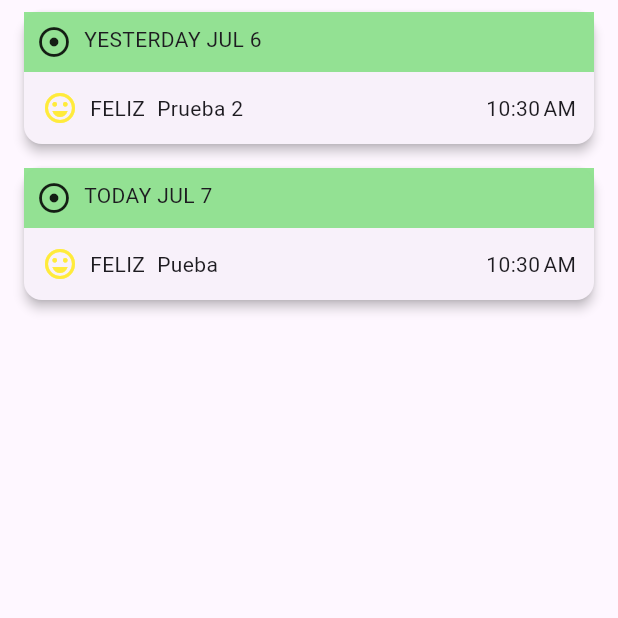
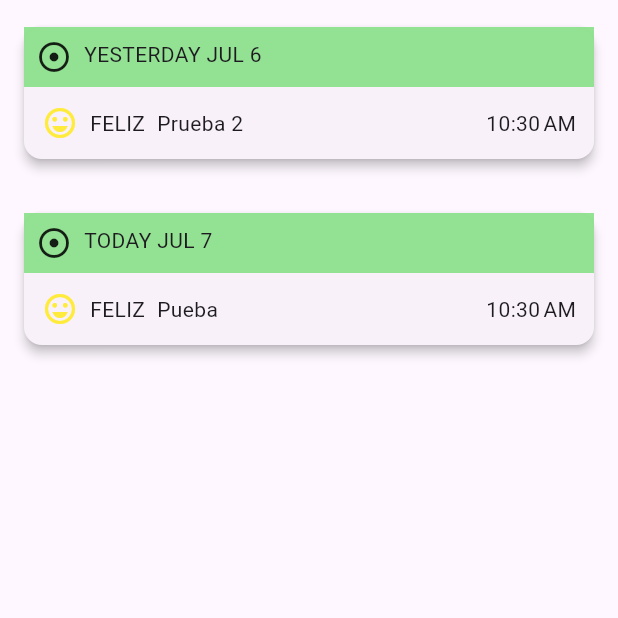
Before and after one commit to TLifeOfCris/JournalFlutterApp2, a Flutter app: the screen it shows after launch, on a phone screen of 412 x 824 dp, the top half of it. Run offline on Flutter 3.47's test engine with Material 3 defaults, Android fonts, the phone set to English and light mode, and no system bars; our stand-ins replace google_fonts.

```diff
--- a/flutter_journal_app/lib/models/journy.dart
+++ b/flutter_journal_app/lib/models/journy.dart
@@ -6,7 +6,7 @@ class Journey {
   //ID de la nota
   final String id;
   //Contenido de la nota
-  final String content;
+   String content;
   //Mood: Excelente, Feliz, MEH, aburrido, malo
   final IconData mood;
   //Tiempo en que se creó la nota
--- a/flutter_journal_app/lib/widgets/entry.dart
+++ b/flutter_journal_app/lib/widgets/entry.dart
@@ -33,7 +33,7 @@ class EntryCard extends StatelessWidget {
   Widget build(BuildContext context) {
 
     return Card(
-      margin: EdgeInsets.symmetric(vertical: 8, horizontal: 16),
+      margin: EdgeInsets.symmetric(vertical: 18, horizontal: 16),
       elevation: 3,
       child: Column(
         crossAxisAlignment: CrossAxisAlignment.start,
```
Also changed, not shown: flutter_journal_app/lib/viewmodels/providerviewmodel.dart (+13 -0 lines).
